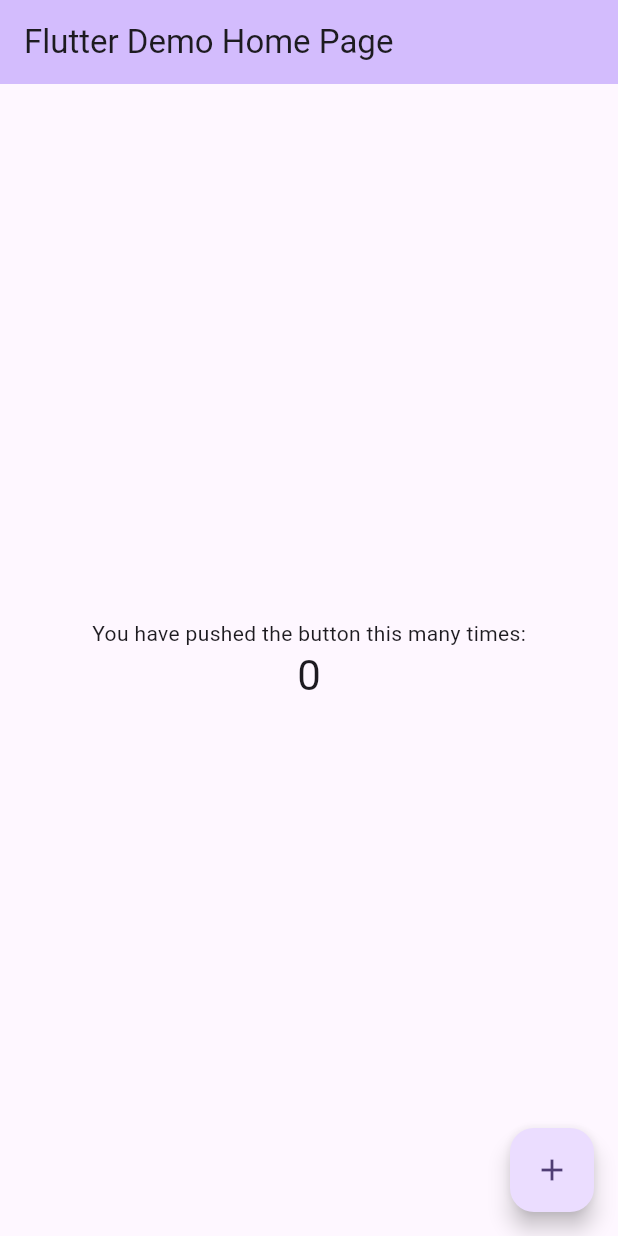
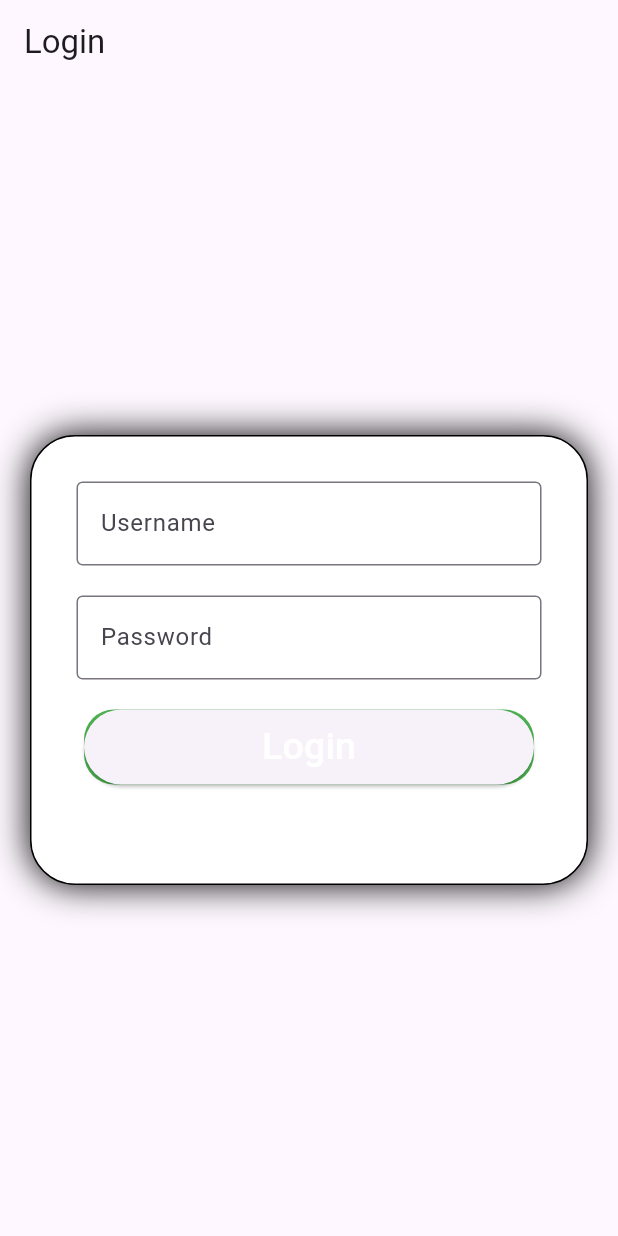
Before and after one commit to abayup14/ProjectUTSEmerTech, a Flutter app: the screen it shows after launch, on a phone screen of 412 x 824 dp. Run offline on Flutter 3.47's test engine with Material 3 defaults, Android fonts, the phone set to English and light mode, and no system bars; our stand-ins replace shared_preferences.

Commit message:
Update Login Logout

```diff
--- a/lib/main.dart
+++ b/lib/main.dart
@@ -1,7 +1,25 @@
 import 'package:flutter/material.dart';
+import 'package:project_uts_emertech/screen/login.dart';
+import 'package:shared_preferences/shared_preferences.dart';
+
+String user_login = "";
+
+Future<String> cekUserLogin() async {
+  final prefs = await SharedPreferences.getInstance();
+  String user_login = prefs.getString("username") ?? "";
+  return user_login;
+}
 
 void main() {
-  runApp(const MyApp());
+  WidgetsFlutterBinding.ensureInitialized();
+  cekUserLogin().then((String res) {
+    if (res == "") {
+      runApp(MyLogin());
+    } else {
+      user_login = res;
+      runApp(const MyApp());
+    }
+  });
 }
 
 class MyApp extends StatelessWidget {
@@ -11,7 +29,7 @@
   @override
   Widget build(BuildContext context) {
     return MaterialApp(
-      title: 'Flutter Demo',
+      title: 'Guess The Card',
       theme: ThemeData(
         // This is the theme of your application.
         //
@@ -31,7 +49,8 @@
         colorScheme: ColorScheme.fromSeed(seedColor: Colors.deepPurple),
         useMaterial3: true,
       ),
-      home: const MyHomePage(title: 'Flutter Demo Home Page'),
+      home: const MyHomePage(title: 'Guess The Card'),
+      routes: {},
     );
   }
 }
@@ -66,6 +85,12 @@
       // called again, and so nothing would appear to happen.
       _counter++;
     });
+  }
+
+  void doLogout() async {
+    final prefs = await SharedPreferences.getInstance();
+    prefs.remove("username");
+    main();
   }
 
   @override
@@ -104,22 +129,33 @@
           // action in the IDE, or press "p" in the console), to see the
           // wireframe for each widget.
           mainAxisAlignment: MainAxisAlignment.center,
-          children: <Widget>[
-            const Text(
-              'You have pushed the button this many times:',
-            ),
-            Text(
-              '$_counter',
-              style: Theme.of(context).textTheme.headlineMedium,
-            ),
-          ],
+          children: <Widget>[Text("Selamat datang $user_login")],
         ),
       ),
-      floatingActionButton: FloatingActionButton(
-        onPressed: _incrementCounter,
-        tooltip: 'Increment',
-        child: const Icon(Icons.add),
-      ), // This trailing comma makes auto-formatting nicer for build methods.
+      drawer:
+          funDrawer(), // This trailing comma makes auto-formatting nicer for build methods.
     );
   }
+
+  Drawer funDrawer() {
+    return Drawer(
+        elevation: 16.0,
+        child: Column(
+          children: <Widget>[
+            UserAccountsDrawerHeader(
+                accountName: Text(user_login),
+                accountEmail: Text("$user_login@gmail.com"),
+                currentAccountPicture: CircleAvatar(
+                    backgroundImage:
+                        NetworkImage("https://i.pravatar.cc/150?img=70"))),
+            ListTile(
+              title: const Text("Logout"),
+              leading: Icon(Icons.logout),
+              onTap: () {
+                doLogout();
+              },
+            )
+          ],
+        ));
+  }
 }
--- /dev/null
+++ b/lib/screen/login.dart
@@ -0,0 +1,95 @@
+import 'package:flutter/material.dart';
+import 'package:project_uts_emertech/main.dart';
+import 'package:shared_preferences/shared_preferences.dart';
+
+class MyLogin extends StatelessWidget {
+  @override
+  Widget build(BuildContext context) {
+    return MaterialApp(
+      title: 'Flutter Demo',
+      theme: ThemeData(
+        primarySwatch: Colors.blue,
+      ),
+      home: Login(),
+    );
+  }
+}
+
+class Login extends StatefulWidget {
+  @override
+  State<StatefulWidget> createState() {
+    return _LoginState();
+  }
+}
+
+class _LoginState extends State<Login> {
+  String _user_login = "";
+  void doLogin() async {
+    final prefs = await SharedPreferences.getInstance();
+    prefs.setString("username", _user_login);
+    main();
+  }
+
+  @override
+  Widget build(BuildContext context) {
+    return Scaffold(
+        appBar: AppBar(
+          title: const Text('Login'),
+        ),
+        body: Center(
+          child: Container(
+            height: 300,
+            margin: const EdgeInsets.all(20),
+            padding: const EdgeInsets.all(20),
+            decoration: BoxDecoration(
+                borderRadius: const BorderRadius.all(Radius.circular(30)),
+                border: Border.all(width: 1),
+                color: Colors.white,
+                boxShadow: const [BoxShadow(blurRadius: 20)]),
+            child: Column(children: [
+              Padding(
+                padding: const EdgeInsets.all(10),
+                child: TextField(
+                  decoration: const InputDecoration(
+                      border: OutlineInputBorder(),
+                      labelText: 'Username',
+                      hintText: 'Enter Username'),
+                  onChanged: (v) {
+                    _user_login = v;
+                  },
+                ),
+              ),
+              const Padding(
+                padding: EdgeInsets.all(10),
+                //padding: EdgeInsets.symmetric(horizontal: 15),
+                child: TextField(
+                  obscureText: true,
+                  decoration: InputDecoration(
+                      border: OutlineInputBorder(),
+                      labelText: 'Password',
+                      hintText: 'Enter password'),
+                ),
+              ),
+              Padding(
+                  padding: const EdgeInsets.all(10),
+                  child: Container(
+                    height: 50,
+                    width: 300,
+                    decoration: BoxDecoration(
+                        color: Colors.green,
+                        borderRadius: BorderRadius.circular(20)),
+                    child: ElevatedButton(
+                      onPressed: () {
+                        doLogin();
+                      },
+                      child: const Text(
+                        'Login',
+                        style: TextStyle(color: Colors.white, fontSize: 25),
+                      ),
+                    ),
+                  )),
+            ]),
+          ),
+        ));
+  }
+}
```
